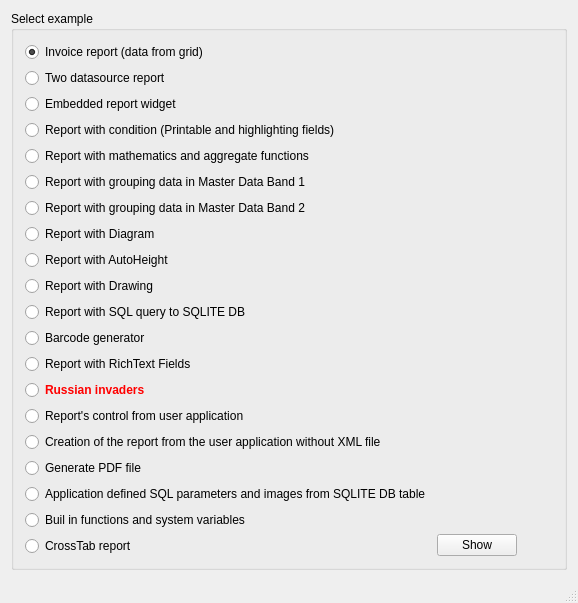
Above: QtRptDemo/mainwindow.ui from aliks-os/qtrpt before the change. Below: the same form after it.
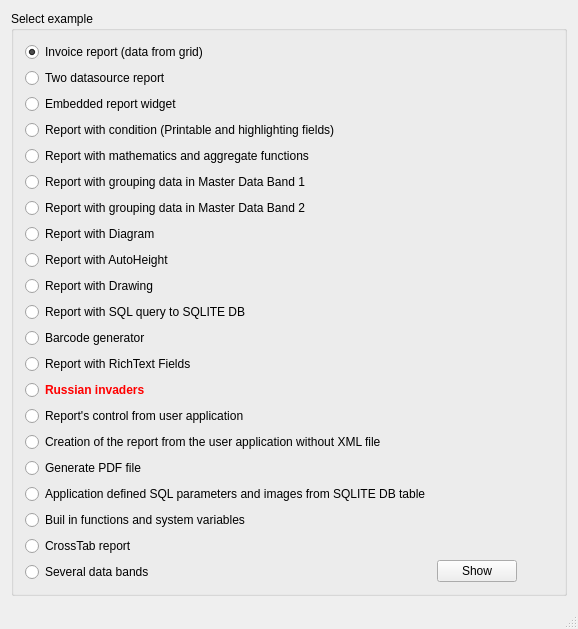
That is the form after the change. Icons and pictures are not drawn.

Diff of the .ui file:
```diff
--- a/QtRptDemo/mainwindow.ui
+++ b/QtRptDemo/mainwindow.ui
@@ -182,6 +182,13 @@
            </property>
           </widget>
          </item>
+         <item>
+          <widget class="QRadioButton" name="rBtn19">
+           <property name="text">
+            <string>Several data bands</string>
+           </property>
+          </widget>
+         </item>
         </layout>
        </item>
        <item>
```
Left out of the diff: 2 changed lines with no effect on the pictures.
